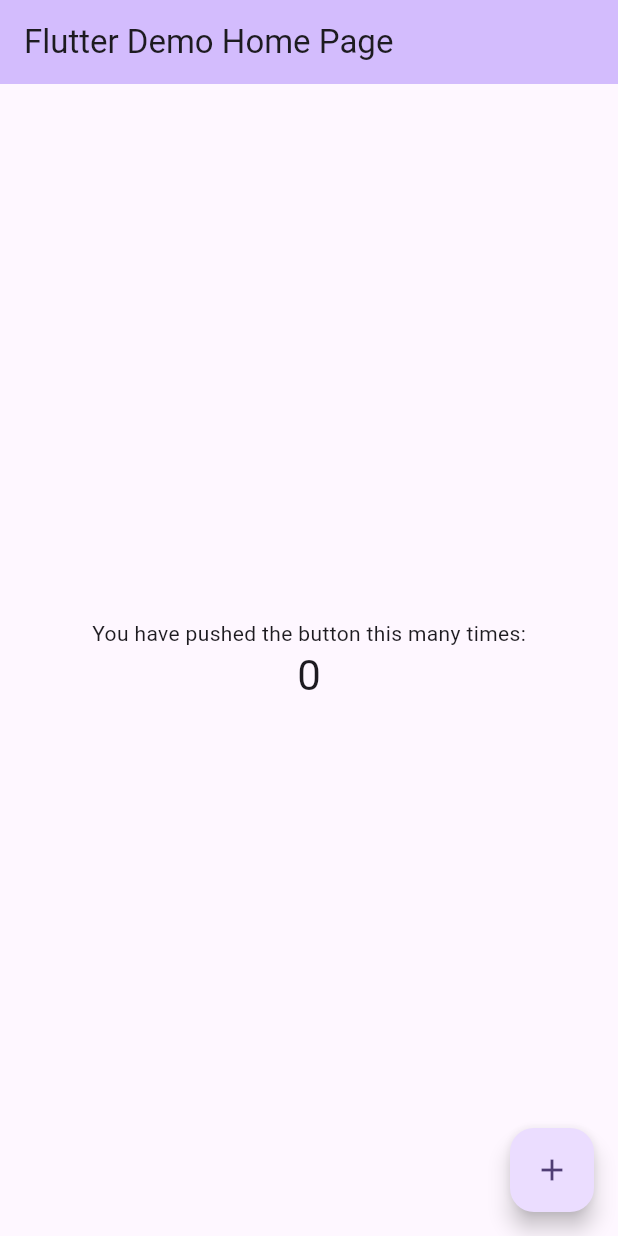
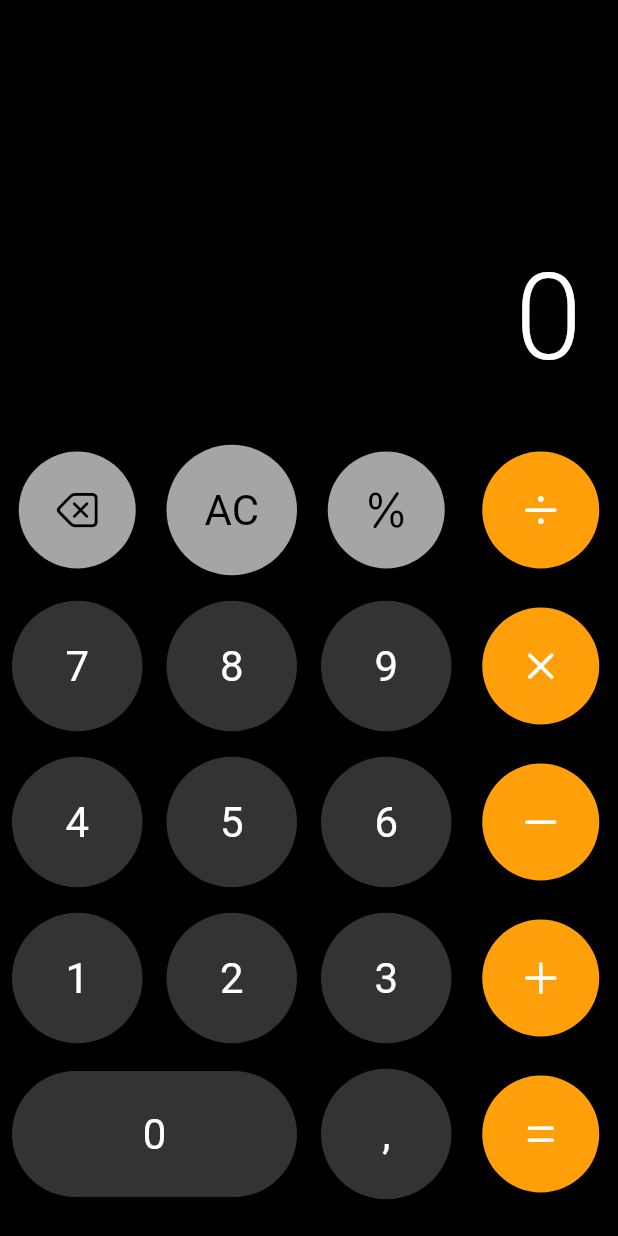
Before and after one commit to Photobogotanos/calculadora-flutter-soto, a Flutter app: the screen it shows after launch, on a phone screen of 412 x 824 dp. Run offline on Flutter 3.47's test engine with Material 3 defaults, Android fonts, the light colour scheme and no system bars.

Commit message:
Avance calculadora

```diff
--- /dev/null
+++ b/calculadora_soto/lib/calc.dart
@@ -0,0 +1,274 @@
+import 'package:flutter/material.dart';
+import 'package:flutter/cupertino.dart';
+
+class Calculadora extends StatefulWidget {
+  const Calculadora({super.key});
+
+  @override
+  State<Calculadora> createState() => _CalculadoraState();
+}
+
+class _CalculadoraState extends State<Calculadora> {
+  String operacion = '';
+  String resultado = '0';
+  double? primerNumero;
+  String? operadorActual;
+  bool reiniciarPantalla = false;
+
+  void actionBoton(String valor) {
+    setState(() {
+      switch (valor) {
+        case '=':
+          if (primerNumero != null &&
+              operadorActual != null &&
+              resultado.isNotEmpty) {
+            double segundoNumero = double.parse(resultado.replaceAll(',', '.'));
+            double res = 0;
+
+            switch (operadorActual) {
+              case '+':
+                res = primerNumero! + segundoNumero;
+                break;
+              case '-':
+                res = primerNumero! - segundoNumero;
+                break;
+              case 'X':
+                res = primerNumero! * segundoNumero;
+                break;
+              case 'dividir':
+                res = segundoNumero != 0 ? primerNumero! / segundoNumero : 0;
+                break;
+            }
+
+            // Formatearr el resultado eliminando el .0 innecesario
+            String resString = res.toString();
+            if (resString.endsWith('.0')) {
+              resString = resString.substring(0, resString.length - 2);
+            }
+
+            operacion = '';
+            resultado = resString.replaceAll(
+              '.',
+              ',',
+            ); // Mostramos coma al usuario
+            primerNumero = null;
+            operadorActual = null;
+            reiniciarPantalla = true;
+          }
+          break;
+
+        case 'borrarTodo':
+          resultado = '0';
+          operacion = '';
+          primerNumero = null;
+          operadorActual = null;
+          reiniciarPantalla = false;
+          break;
+
+        case 'borrarNum':
+          if (resultado.isNotEmpty && resultado != '0') {
+            resultado = resultado.substring(0, resultado.length - 1);
+            if (resultado.isEmpty) resultado = '0';
+          }
+          break;
+
+        case '%':
+          if (resultado != '0') {
+            double num = double.parse(resultado.replaceAll(',', '.'));
+            resultado = (num / 100).toString().replaceAll('.', ',');
+          }
+          break;
+
+        case 'dividir':
+        case 'X':
+        case '-':
+        case '+':
+          if (resultado.isNotEmpty) {
+            primerNumero = double.parse(resultado.replaceAll(',', '.'));
+            operadorActual = valor;
+
+            // Mapeo visual para el histórico superior
+            String simboloOperador = valor == 'dividir'
+                ? '÷'
+                : (valor == 'X' ? '×' : valor);
+            operacion = '$resultado $simboloOperador';
+            reiniciarPantalla = true;
+          }
+          break;
+
+        case ',':
+          if (!resultado.contains(',')) {
+            resultado += ',';
+          }
+          break;
+
+        case ' ': // Botón vacío estético
+          break;
+
+        default: // Manejo de Números
+          if (resultado == '0' || reiniciarPantalla) {
+            resultado = valor;
+            reiniciarPantalla = false;
+          } else {
+            resultado += valor;
+          }
+      }
+    });
+  }
+
+  // Helper para asignar los colores originales de iOS
+  Color obtenerColorBoton(String texto) {
+    if (['borrarNum', 'borrarTodo', '%'].contains(texto)) {
+      return const Color(0xFFA5A5A5); // Gris Claro superior
+    }
+    if (['dividir', 'X', '-', '+', '='].contains(texto)) {
+      return const Color(0xFFFF9F0A); // Naranja iOS para operadores
+    }
+    return const Color(0xFF333333); // Gris Oscuro para números
+  }
+
+  Color obtenerColorTexto(String texto) {
+    if (['borrarNum', 'borrarTodo', '%'].contains(texto)) {
+      return Colors.black; // Letras negras en los botones gris claro
+    }
+    return Colors.white; // Letras blancas para el resto
+  }
+
+  @override
+  Widget build(BuildContext context) {
+    return Scaffold(
+      backgroundColor: Colors.black, // Fondo negro como Apple
+      body: SafeArea(
+        child: Column(
+          children: [
+            // --- ÁREA DE PANTALLA ---
+            Expanded(
+              child: Container(
+                width: double.infinity,
+                padding: const EdgeInsets.symmetric(
+                  horizontal: 24,
+                  vertical: 20,
+                ),
+                color: Colors.black,
+                child: Column(
+                  mainAxisAlignment: MainAxisAlignment.end,
+                  crossAxisAlignment: CrossAxisAlignment.end,
+                  children: [
+                    if (operacion.isNotEmpty)
+                      Text(
+                        operacion,
+                        style: const TextStyle(
+                          color: Colors.grey,
+                          fontSize: 30,
+                          fontWeight: FontWeight.w300,
+                        ),
+                      ),
+                    const SizedBox(height: 8),
+                    FittedBox(
+                      // Evita que números gigantes rompan el diseño clonando el auto-shrink de iOS
+                      fit: BoxFit.scaleDown,
+                      child: Text(
+                        resultado,
+                        style: const TextStyle(
+                          color: Colors.white,
+                          fontSize: 80,
+                          fontWeight: FontWeight.w300,
+                        ),
+                      ),
+                    ),
+                  ],
+                ),
+              ),
+            ),
+
+            // --- TECLADO DE BOTONES ---
+            Padding(
+              padding: const EdgeInsets.only(bottom: 16),
+              child: Column(
+                children: [
+                  Row(
+                    children: [
+                      boton('borrarNum', icono: CupertinoIcons.delete_left),
+                      boton('borrarTodo', textoAlternativo: 'AC'),
+                      boton('%', icono: CupertinoIcons.percent),
+                      boton('dividir', icono: CupertinoIcons.divide),
+                    ],
+                  ),
+                  Row(
+                    children: [
+                      boton('7'),
+                      boton('8'),
+                      boton('9'),
+                      boton('X', icono: CupertinoIcons.multiply),
+                    ],
+                  ),
+                  Row(
+                    children: [
+                      boton('4'),
+                      boton('5'),
+                      boton('6'),
+                      boton('-', icono: CupertinoIcons.minus),
+                    ],
+                  ),
+                  Row(
+                    children: [
+                      boton('1'),
+                      boton('2'),
+                      boton('3'),
+                      boton('+', icono: CupertinoIcons.plus),
+                    ],
+                  ),
+                  Row(
+                    children: [
+                      boton('0', esAncho: true), // El cero usa doble espacio
+                      boton(','),
+                      boton('=', icono: CupertinoIcons.equal),
+                    ],
+                  ),
+                ],
+              ),
+            ),
+          ],
+        ),
+      ),
+    );
+  }
+
+  // Constructor dinámico de botones adaptativo
+  Widget boton(
+    String texto, {
+    IconData? icono,
+    String? textoAlternativo,
+    bool esAncho = false,
+  }) {
+    return Expanded(
+      flex: esAncho
+          ? 2
+          : 1, // Si es ancho toma 2 espacios en el Row (Clave para el "0")
+      child: Padding(
+        padding: const EdgeInsets.all(8.0),
+        child: ElevatedButton(
+          style: ElevatedButton.styleFrom(
+            foregroundColor: obtenerColorTexto(texto),
+            backgroundColor: obtenerColorBoton(texto),
+            shape: esAncho
+                ? const StadiumBorder() // Ovalado para el botón '0'
+                : const CircleBorder(), // Redondo perfecto para el resto
+            padding: EdgeInsets.symmetric(vertical: esAncho ? 22 : 24),
+            elevation: 0,
+          ),
+          onPressed: () => actionBoton(texto),
+          child: icono != null
+              ? Icon(icono, size: 30)
+              : Text(
+                  textoAlternativo ?? texto,
+                  style: const TextStyle(
+                    fontSize: 28,
+                    fontWeight: FontWeight.w400,
+                  ),
+                ),
+        ),
+      ),
+    );
+  }
+}
--- a/calculadora_soto/lib/main.dart
+++ b/calculadora_soto/lib/main.dart
@@ -1,122 +1,10 @@
 import 'package:flutter/material.dart';
+import 'calc.dart';
 
-void main() {
-  runApp(const MyApp());
+void main(){
+  runApp(
+    const MaterialApp(
+      debugShowCheckedModeBanner: false,
+      home: Calculadora())
+  );
 }
-
-class MyApp extends StatelessWidget {
-  const MyApp({super.key});
-
-  // This widget is the root of your application.
-  @override
-  Widget build(BuildContext context) {
-    return MaterialApp(
-      title: 'Flutter Demo',
-      theme: ThemeData(
-        // This is the theme of your application.
-        //
-        // TRY THIS: Try running your application with "flutter run". You'll see
-        // the application has a purple toolbar. Then, without quitting the app,
-        // try changing the seedColor in the colorScheme below to Colors.green
-        // and then invoke "hot reload" (save your changes or press the "hot
-        // reload" button in a Flutter-supported IDE, or press "r" if you used
-        // the command line to start the app).
-        //
-        // Notice that the counter didn't reset back to zero; the application
-        // state is not lost during the reload. To reset the state, use hot
-        // restart instead.
-        //
-        // This works for code too, not just values: Most code changes can be
-        // tested with just a hot reload.
-        colorScheme: .fromSeed(seedColor: Colors.deepPurple),
-      ),
-      home: const MyHomePage(title: 'Flutter Demo Home Page'),
-    );
-  }
-}
-
-class MyHomePage extends StatefulWidget {
-  const MyHomePage({super.key, required this.title});
-
-  // This widget is the home page of your application. It is stateful, meaning
-  // that it has a State object (defined below) that contains fields that affect
-  // how it looks.
-
-  // This class is the configuration for the state. It holds the values (in this
-  // case the title) provided by the parent (in this case the App widget) and
-  // used by the build method of the State. Fields in a Widget subclass are
-  // always marked "final".
-
-  final String title;
-
-  @override
-  State<MyHomePage> createState() => _MyHomePageState();
-}
-
-class _MyHomePageState extends State<MyHomePage> {
-  int _counter = 0;
-
-  void _incrementCounter() {
-    setState(() {
-      // This call to setState tells the Flutter framework that something has
-      // changed in this State, which causes it to rerun the build method below
-      // so that the display can reflect the updated values. If we changed
-      // _counter without calling setState(), then the build method would not be
-      // called again, and so nothing would appear to happen.
-      _counter++;
-    });
-  }
-
-  @override
-  Widget build(BuildContext context) {
-    // This method is rerun every time setState is called, for instance as done
-    // by the _incrementCounter method above.
-    //
-    // The Flutter framework has been optimized to make rerunning build methods
-    // fast, so that you can just rebuild anything that needs updating rather
-    // than having to individually change instances of widgets.
-    return Scaffold(
-      appBar: AppBar(
-        // TRY THIS: Try changing the color here to a specific color (to
-        // Colors.amber, perhaps?) and trigger a hot reload to see the AppBar
-        // change color while the other colors stay the same.
-        backgroundColor: Theme.of(context).colorScheme.inversePrimary,
-        // Here we take the value from the MyHomePage object that was created by
-        // the App.build method, and use it to set our appbar title.
-        title: Text(widget.title),
-      ),
-      body: Center(
-        // Center is a layout widget. It takes a single child and positions it
-        // in the middle of the parent.
-        child: Column(
-          // Column is also a layout widget. It takes a list of children and
-          // arranges them vertically. By default, it sizes itself to fit its
-          // children horizontally, and tries to be as tall as its parent.
-          //
-          // Column has various properties to control how it sizes itself and
-          // how it positions its children. Here we use mainAxisAlignment to
-          // center the children vertically; the main axis here is the vertical
-          // axis because Columns are vertical (the cross axis would be
-          // horizontal).
-          //
-          // TRY THIS: Invoke "debug painting" (choose the "Toggle Debug Paint"
-          // action in the IDE, or press "p" in the console), to see the
-          // wireframe for each widget.
-          mainAxisAlignment: .center,
-          children: [
-            const Text('You have pushed the button this many times:'),
-            Text(
-              '$_counter',
-              style: Theme.of(context).textTheme.headlineMedium,
-            ),
-          ],
-        ),
-      ),
-      floatingActionButton: FloatingActionButton(
-        onPressed: _incrementCounter,
-        tooltip: 'Increment',
-        child: const Icon(Icons.add),
-      ),
-    );
-  }
-}
```
Also changed, not shown: 1 other file.
